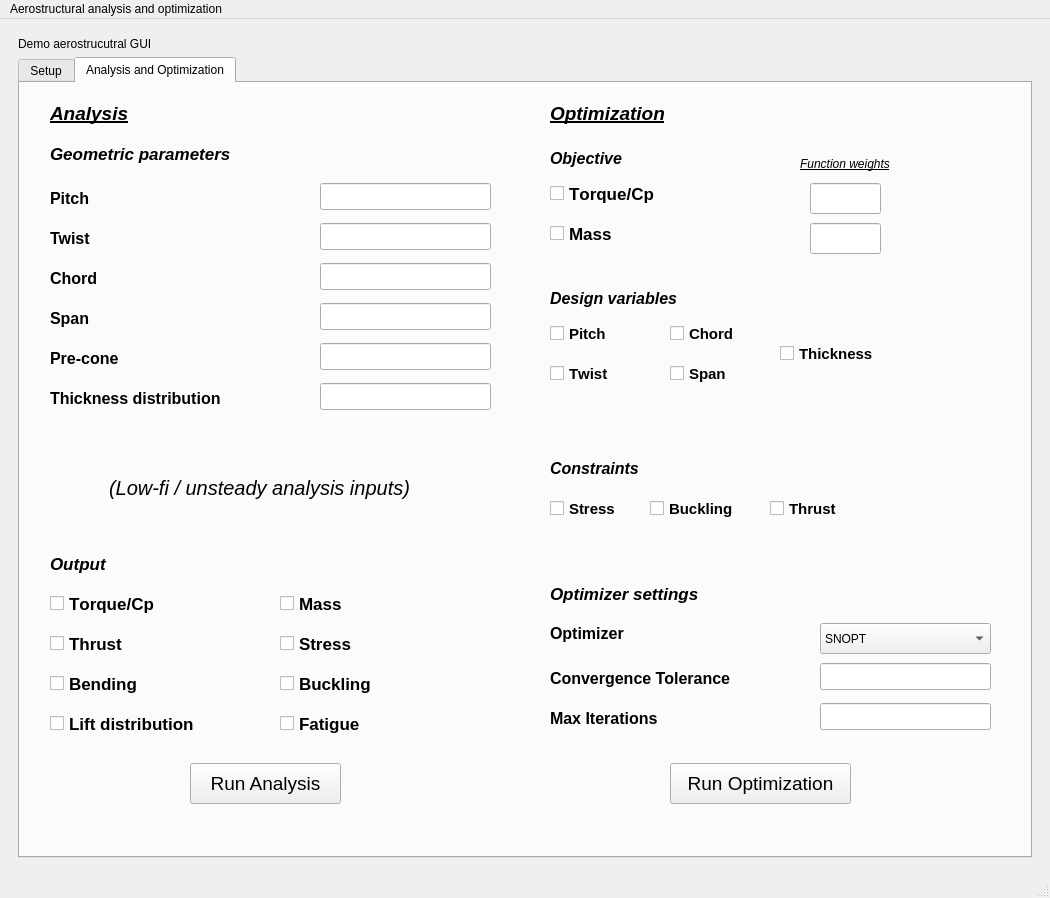
Old version of the form openturbinecode/aerostructural/Config.ui in the repository OpenTurbineCoDe/OpenTurbineCoDe.
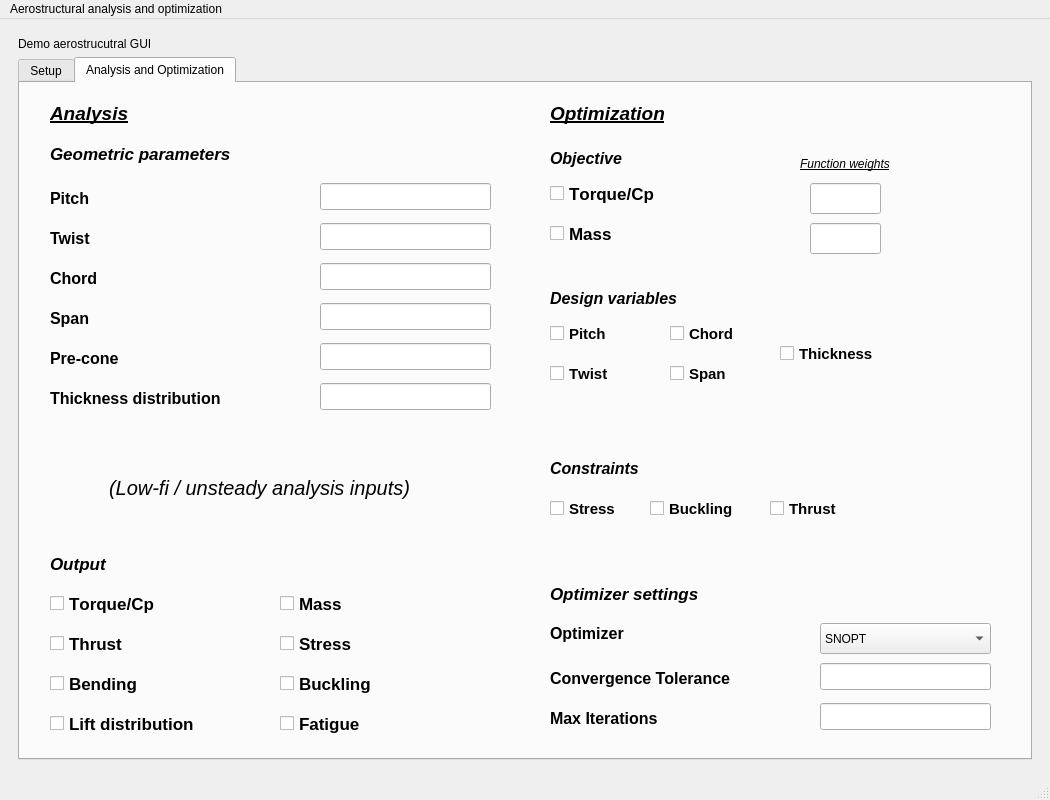
New version of the form.

Commit message: :construction: basic features for aerostructural module

The edit to the form file:
```diff
--- a/openturbinecode/aerostructural/Config.ui
+++ b/openturbinecode/aerostructural/Config.ui
@@ -7,7 +7,7 @@
     <x>0</x>
     <y>0</y>
     <width>1050</width>
-    <height>898</height>
+    <height>800</height>
    </rect>
   </property>
   <property name="windowTitle">
```
Left out of the diff: 12 changed lines with no effect on the pictures. The commit also changes 2 other files.
